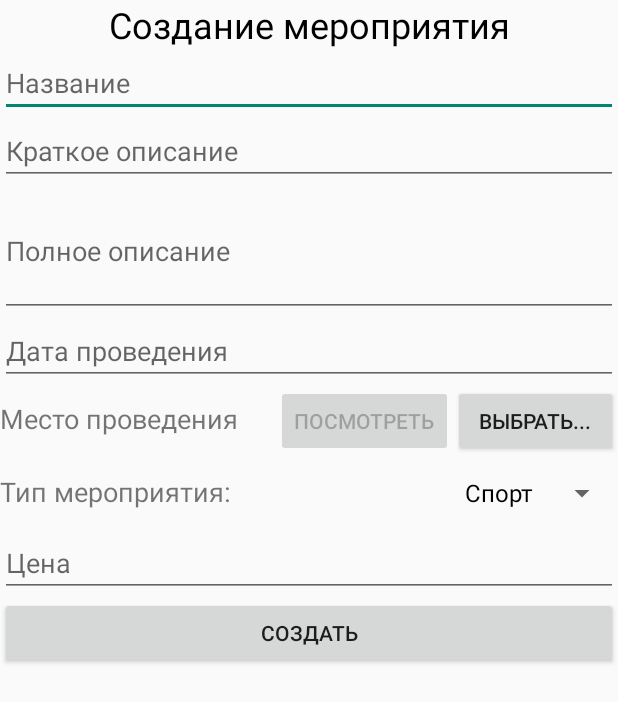
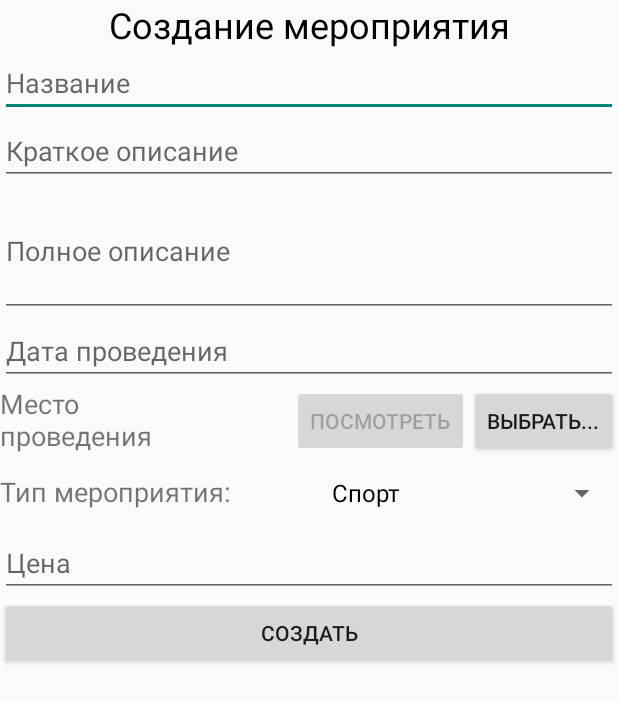
Before and after one commit to rpuxa/SamaraProjectClient, an Android app: the CreateEventActivity screen opened directly, with no data from a screen before it, on a phone screen of 412 x 824 dp. Shown: the top 702 px of the screen. Run offline under Robolectric (Android 15) with nearby library versions, the phone set to English and light mode, and no system bars.

```diff
--- a/app/src/main/java/ru/samara/mapapp/activities/CreateEventActivity.java
+++ b/app/src/main/java/ru/samara/mapapp/activities/CreateEventActivity.java
@@ -53,7 +53,7 @@ public class CreateEventActivity extends AppCompatActivity {
     @Override
     protected void onActivityResult(int requestCode, int resultCode, Intent data) {
         super.onActivityResult(requestCode, resultCode, data);
-        if (requestCode == MapActivity.REQUEST_CODE_MAP_CHOSE_LOCATION) {
+        if (requestCode == MapActivity.REQUEST_CODE_MAP_CHOSE_LOCATION && resultCode == RESULT_OK) {
             findViewById(R.id.newEventShowLocation).setEnabled(true);
             locationSelected = (LatLng) data.getExtras().get(MapActivity.MAP_CHOSE_LOCATION);
         }
--- a/app/src/main/res/layout/create_event.xml
+++ b/app/src/main/res/layout/create_event.xml
@@ -83,12 +83,14 @@
 
             <TableRow
                 android:layout_width="match_parent"
-                android:layout_height="match_parent">
+                android:layout_height="wrap_content"
+                android:layout_weight="2">
 
                 <TextView
                     android:id="@+id/textView8"
                     android:layout_width="wrap_content"
-                    android:layout_height="wrap_content"
+                    android:layout_height="match_parent"
+                    android:layout_gravity="fill"
                     android:layout_weight="1"
                     android:text="Место проведения"
                     android:textSize="18sp" />
@@ -118,15 +120,11 @@
                     android:text="Тип мероприятия:"
                     android:textSize="18sp" />
 
-                <Space
+                <Spinner
+                    android:id="@+id/newEventType"
                     android:layout_width="wrap_content"
                     android:layout_height="wrap_content"
                     android:layout_weight="1" />
-
-                <Spinner
-                    android:id="@+id/newEventType"
-                    android:layout_width="match_parent"
-                    android:layout_height="wrap_content" />
 
             </TableRow>
 
--- a/app/src/main/res/layout/event_list.xml
+++ b/app/src/main/res/layout/event_list.xml
@@ -10,7 +10,7 @@
         android:orientation="horizontal">
 
         <EditText
-            android:id="@+id/createEventButton"
+            android:id="@+id/searchBar"
             android:layout_width="wrap_content"
             android:layout_height="match_parent"
             android:layout_weight="1"
@@ -41,7 +41,7 @@
         android:orientation="vertical">
 
         <Button
-            android:id="@+id/button2"
+            android:id="@+id/createEventButton"
             android:layout_width="match_parent"
             android:layout_height="wrap_content"
             android:text="Создать свое мероприятие" />
```
Also changed, not shown: app/src/main/java/ru/samara/mapapp/activities/MapActivity.java (+11 -8 lines).
